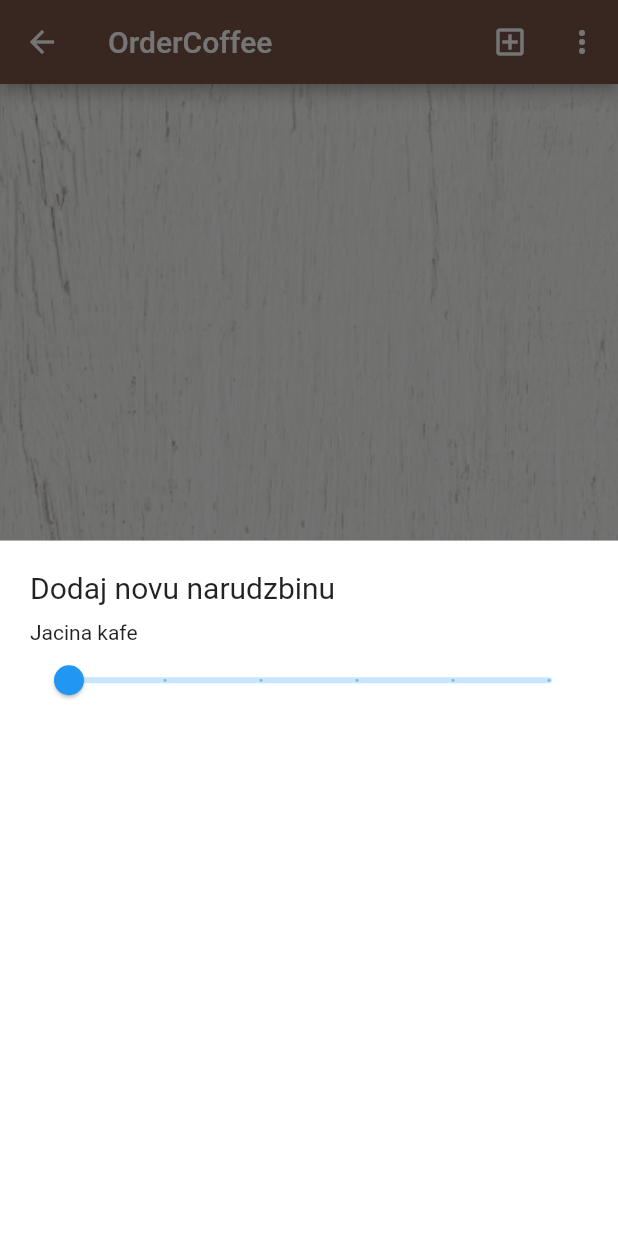
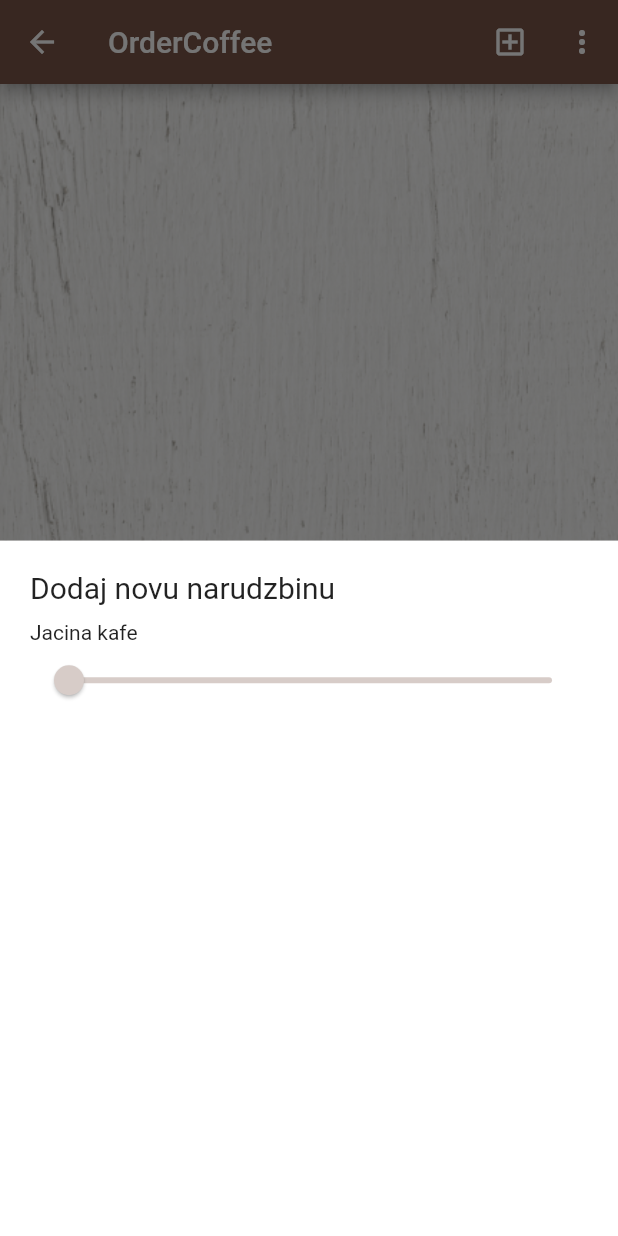
Before and after one commit to djordjeivanovic02/order-coffee-application, a Flutter app: the CoffeeView screen opened by its route, after a tap on the "add box" icon, on a phone screen of 412 x 824 dp. Run offline on Flutter 3.47's test engine with Material 2 defaults, Android fonts, the light colour scheme and no system bars; our stand-ins replace firebase_auth, firebase_core; accounts and stored records are empty.

Commit message:
Add New Coffee Beggining

```diff
--- a/lib/pages/coffee_view.dart
+++ b/lib/pages/coffee_view.dart
@@ -1,6 +1,7 @@
 import 'package:flutter/material.dart';
 import 'package:ordercoffee/constants/routes.dart';
 import 'package:ordercoffee/enums/functionality.dart';
+import 'package:ordercoffee/pages/new_coffee.dart';
 import 'package:ordercoffee/pages/parts.dart';
 import 'package:ordercoffee/services/auth/auth_service.dart';
 
@@ -23,41 +24,7 @@ class _CoffeeViewState extends State<CoffeeView> {
         actions: [
           IconButton(
             onPressed: () {
-              showModalBottomSheet(
-                context: context,
-                builder: (context) {
-                  return Container(
-                    padding: const EdgeInsets.all(20),
-                    color: Colors.white,
-                    child: Column(
-                      crossAxisAlignment: CrossAxisAlignment.start,
-                      children: [
-                        const Text(
-                          'Dodaj novu narudzbinu',
-                          style: TextStyle(
-                            fontSize: 20,
-                          ),
-                        ),
-                        const SizedBox(
-                          height: 10,
-                        ),
-                        const Text('Jacina kafe'),
-                        Slider(
-                          value: _currentSliderValue,
-                          max: 100,
-                          divisions: 5,
-                          label: _currentSliderValue.round().toString(),
-                          onChanged: (double value) {
-                            setState(() {
-                              _currentSliderValue = value;
-                            });
-                          },
-                        ),
-                      ],
-                    ),
-                  );
-                },
-              );
+              _showModalBottomSheetFunction(context);
             },
             icon: const Icon(Icons.add_box_outlined),
           ),
@@ -132,4 +99,17 @@ class _CoffeeViewState extends State<CoffeeView> {
       ),
     );
   }
+
+  Future<dynamic> _showModalBottomSheetFunction(BuildContext context) {
+    return showModalBottomSheet(
+      context: context,
+      builder: (context) {
+        return Container(
+          padding: const EdgeInsets.all(20),
+          color: Colors.white,
+          child: const NewCoffeeSettings(),
+        );
+      },
+    );
+  }
 }
--- /dev/null
+++ b/lib/pages/new_coffee.dart
@@ -0,0 +1,47 @@
+import 'package:flutter/material.dart';
+
+class NewCoffeeSettings extends StatefulWidget {
+  const NewCoffeeSettings({super.key});
+
+  @override
+  State<NewCoffeeSettings> createState() => _NewCoffeeSettingsState();
+}
+
+class _NewCoffeeSettingsState extends State<NewCoffeeSettings> {
+  double _currentSliderValue = 100;
+  Color _thumbColor = Colors.brown[100] as Color;
+  @override
+  Widget build(BuildContext context) {
+    return Column(
+      crossAxisAlignment: CrossAxisAlignment.start,
+      children: [
+        const Text(
+          'Dodaj novu narudzbinu',
+          style: TextStyle(
+            fontSize: 20,
+          ),
+        ),
+        const SizedBox(
+          height: 10,
+        ),
+        const Text('Jacina kafe'),
+        Slider(
+          value: _currentSliderValue,
+          min: 100,
+          max: 900,
+          divisions: 100,
+          label: _currentSliderValue.round().toString(),
+          onChanged: (double value) {
+            setState(() {
+              _currentSliderValue = value;
+              _thumbColor = Colors.brown[value ~/ 100 * 100] as Color;
+            });
+          },
+          thumbColor: _thumbColor,
+          activeColor: _thumbColor,
+          inactiveColor: Colors.brown[100],
+        ),
+      ],
+    );
+  }
+}
```
